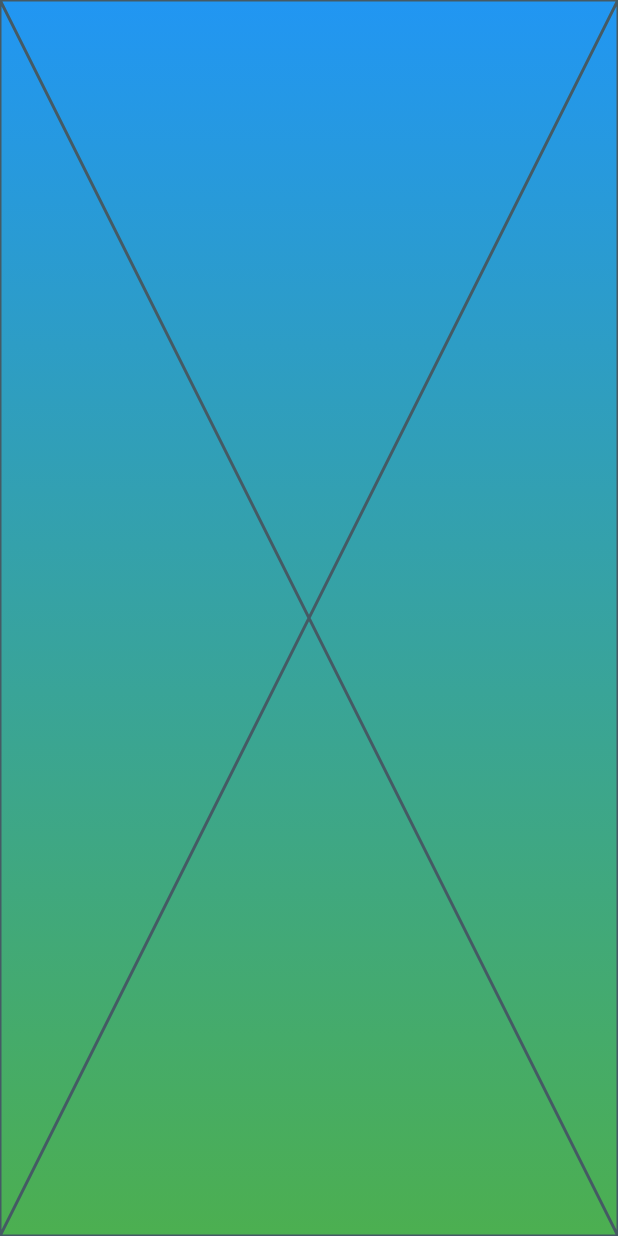
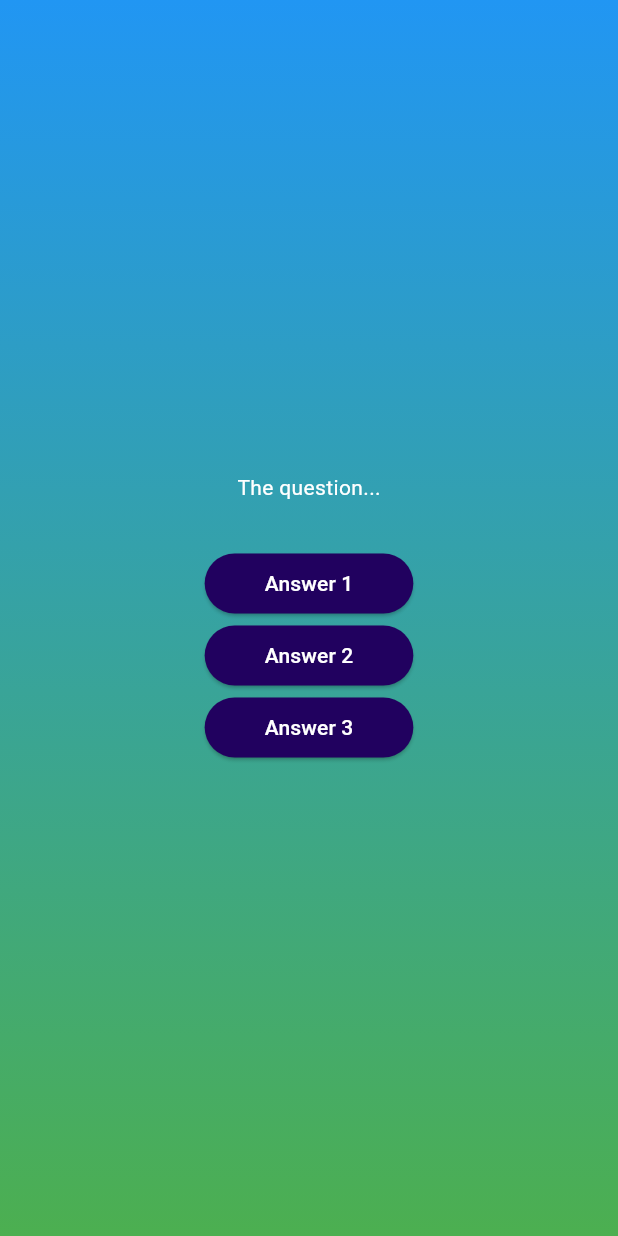
Before and after one commit to roryjarrard/quiz_app, a Flutter app: the screen it shows after launch, after a tap on "Start Quiz", on a phone screen of 412 x 824 dp. Run offline on Flutter 3.47's test engine with Material 3 defaults, Android fonts, the phone set to English and light mode, and no system bars.

Commit message:
create answers widget

```diff
--- /dev/null
+++ b/lib/components/answer_button.dart
@@ -0,0 +1,26 @@
+import 'package:flutter/material.dart';
+
+class AnswerButton extends StatelessWidget {
+  const AnswerButton(this.answer, this.onTap, {super.key});
+
+  final String answer;
+  final void Function() onTap;
+
+  @override
+  Widget build(BuildContext context) {
+    return ElevatedButton(
+      onPressed: () {
+        // Add code here
+      },
+      style: ElevatedButton.styleFrom(
+        padding: const EdgeInsets.symmetric(horizontal: 40, vertical: 10),
+        foregroundColor: Colors.white,
+        backgroundColor: const Color.fromARGB(255, 33, 1, 95),
+        shape: RoundedRectangleBorder(
+          borderRadius: BorderRadius.circular(40),
+        ),
+      ),
+      child: Text(answer),
+    );
+  }
+}
--- a/lib/pages/questions.dart
+++ b/lib/pages/questions.dart
@@ -1,4 +1,5 @@
 import 'package:flutter/material.dart';
+import '../components/answer_button.dart';
 
 class QuestionsScreen extends StatefulWidget {
   const QuestionsScreen({super.key});
@@ -10,6 +11,21 @@ class QuestionsScreen extends StatefulWidget {
 class _QuestionsScreenState extends State<QuestionsScreen> {
   @override
   Widget build(BuildContext context) {
-    return const Placeholder();
+    return SizedBox(
+      width: double.infinity,
+      child: Column(
+        mainAxisAlignment: MainAxisAlignment.center,
+        children: [
+          const Text(
+            'The question...',
+            style: TextStyle(color: Colors.white),
+          ),
+          const SizedBox(height: 30),
+          AnswerButton('Answer 1', () {}),
+          AnswerButton('Answer 2', () {}),
+          AnswerButton('Answer 3', () {}),
+        ],
+      ),
+    );
   }
 }
```
